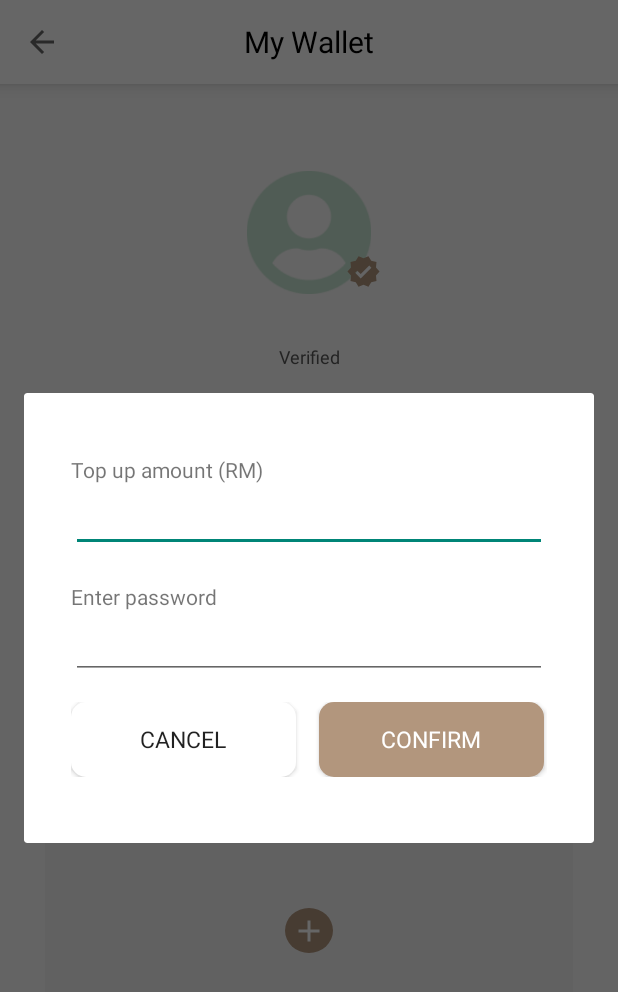
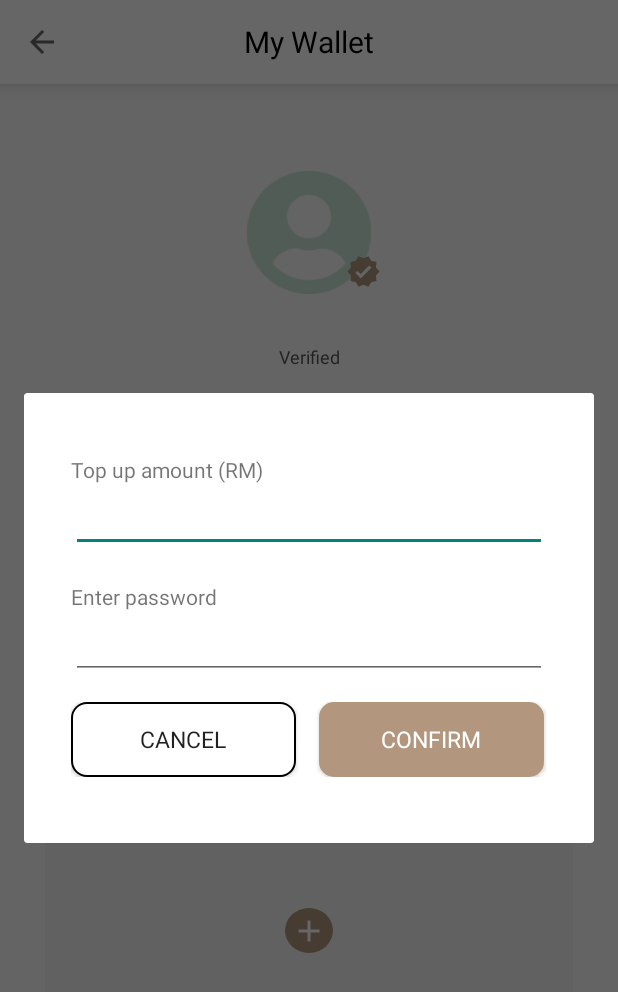
Before and after one commit to tyxuan02/JomMakan, an Android app: the fragment TopUpDialogFragment placed in its activity, on a phone screen of 412 x 824 dp. Shown: the top 992 px of the screen. Run offline under Robolectric (Android 15) with nearby library versions, the phone set to English and light mode, and no system bars; our stand-ins replace Room's generated code; Roboto replaces fonts that are not available here.

Commit message:
Minor changes

```diff
--- a/app/src/main/res/layout/fragment_top_up_dialog.xml
+++ b/app/src/main/res/layout/fragment_top_up_dialog.xml
@@ -53,8 +53,7 @@
                 android:textAllCaps="true"
                 android:fontFamily="@font/caudex_bold"
                 android:textSize="15sp"
-                android:background="@drawable/button_shape"
-                android:backgroundTint="@color/white"/>
+                android:background="@drawable/cancel_button_shape" />
 
             <Button
                 android:id="@+id/confirm_button"
```
Also changed, not shown: app/src/main/java/com/example/jommakan/CartFragment.java (+7 -5 lines), app/src/main/java/com/example/jommakan/MainActivity.java (+5 -5 lines).
